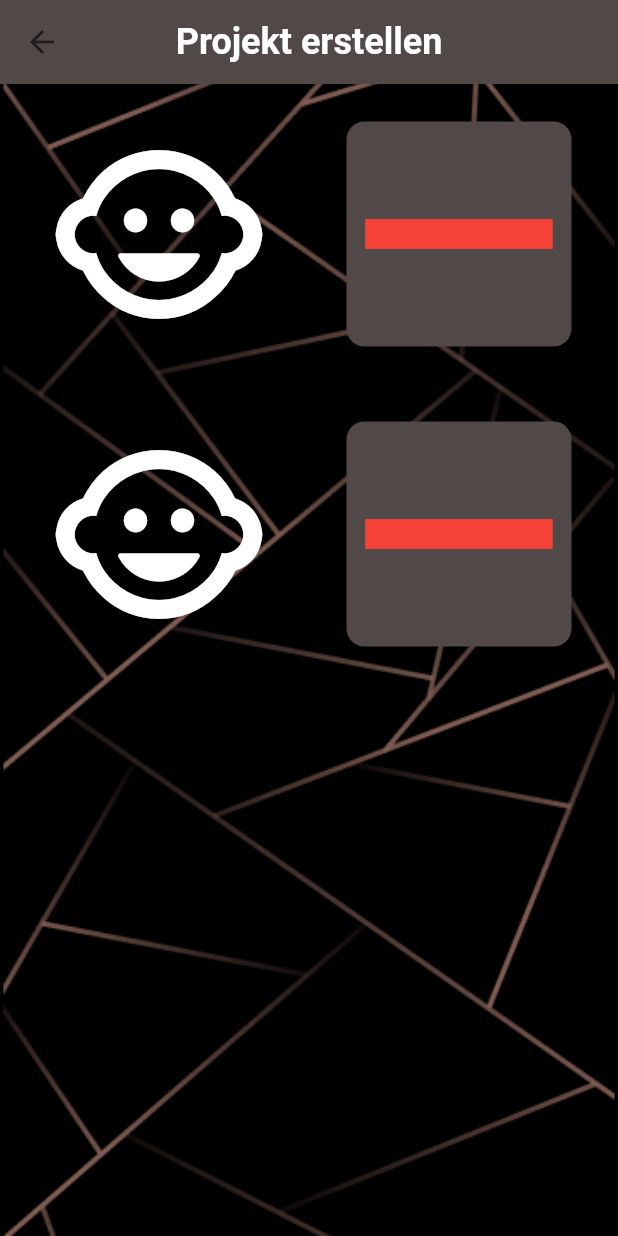
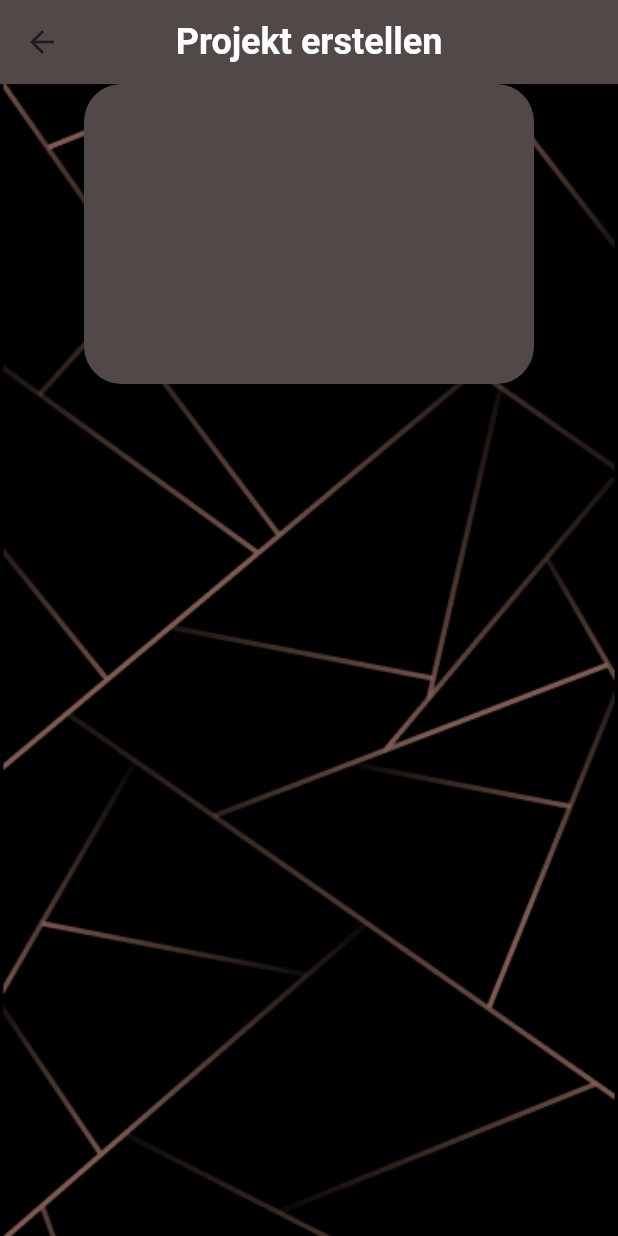
Before and after one commit to Daniel160879/Zeiterfassung-App, a Flutter app: the CreateProjectScreen screen opened directly, on a phone screen of 412 x 824 dp. Run offline on Flutter 3.47's test engine with Material 3 defaults, Android fonts, the phone set to English and light mode, and no system bars; our stand-ins replace table_calendar.

Commit message:
"klappt immer besser mit max seiner technik"

```diff
--- a/lib/screens/Projekt anlegen/ItemModel/create_project_itme.dart
+++ b/lib/screens/Projekt anlegen/ItemModel/create_project_itme.dart
@@ -15,41 +15,21 @@ class CreateProjectItem extends StatelessWidget {
         borderRadius: BorderRadius.circular(35),
         color: null,
       ),
-      child: Row(
-        mainAxisAlignment: MainAxisAlignment.spaceBetween,
-        children: [
-          const Placeholder(
-            color: Color.fromARGB(0, 80, 73, 72),
-            child: Icon(
-              Icons.child_care_rounded,
-              color: Colors.white,
-              size: 150,
+      child: Center(
+        child: Column(
+          children: [
+            Container(
+              height: 200,
+              width: 300,
+              decoration: const BoxDecoration(
+                color: Color.fromARGB(255, 80, 73, 72),
+                borderRadius: BorderRadius.all(
+                  Radius.circular(25),
+                ),
+              ),
             ),
-          ),
-          Container(
-            height: 150,
-            width: 150,
-            decoration: BoxDecoration(
-              color: const Color.fromARGB(255, 80, 73, 72),
-              borderRadius: BorderRadius.circular(12),
-            ),
-            child: Column(
-              mainAxisAlignment: MainAxisAlignment.spaceEvenly,
-              children: [
-                Row(
-                  mainAxisAlignment: MainAxisAlignment.spaceEvenly,
-                  children: [
-                    Container(
-                      height: 20,
-                      width: 125,
-                      color: Colors.red,
-                    ),
-                  ],
-                ),
-              ],
-            ),
-          )
-        ],
+          ],
+        ),
       ),
     );
   }
--- a/lib/screens/Projekt anlegen/Repository/create_project_repository.dart
+++ b/lib/screens/Projekt anlegen/Repository/create_project_repository.dart
@@ -7,6 +7,5 @@ class CreateProjectRepository {
 }
 
 final List<CreateProject> createProjectMock = [
-  CreateProject(title: 'qweqw', discription: 'werwerwe', projectTime: '3,00'),
-  CreateProject(title: 'qweqw', discription: 'werwerwe', projectTime: '3,00'),
+  CreateProject(title: 'Geländerbau', discription: 'werwerwe', projectTime: '3,00'),
 ];
--- a/lib/screens/Projekt anlegen/create_project_screen.dart
+++ b/lib/screens/Projekt anlegen/create_project_screen.dart
@@ -26,16 +26,16 @@ class CreateProjectScreen extends StatelessWidget {
           decoration: const BoxDecoration(
             image: DecorationImage(image: AssetImage('assets/background/background.png'), fit: BoxFit.cover),
           ),
-          child: ListView(scrollDirection: Axis.vertical, children: [
-            Center(
-              child: Column(mainAxisAlignment: MainAxisAlignment.spaceEvenly, children: [
+          child: Center(
+            child: ListView(scrollDirection: Axis.vertical, children: [
+              Column(mainAxisAlignment: MainAxisAlignment.spaceEvenly, children: [
                 for (final createProject in createProjects)
                   CreateProjectItem(
                     createProject: createProject,
                   )
               ]),
-            ),
-          ]),
+            ]),
+          ),
         ));
   }
 }
--- a/lib/screens/Zeiterfassung/ProjectScreen/Repository/project_repository.dart
+++ b/lib/screens/Zeiterfassung/ProjectScreen/Repository/project_repository.dart
@@ -17,11 +17,7 @@ final List<Project> projectMock = [
     color: const Color.fromARGB(255, 80, 73, 72),
   ),
   Project(
-    title: 'Brückenbau',
-    color: const Color.fromARGB(255, 80, 73, 72),
-  ),
-  Project(
-    title: 'Treppenbau',
+    title: 'Geställe',
     color: const Color.fromARGB(255, 80, 73, 72),
   ),
   Project(
--- a/lib/screens/Zeiterfassung/ProjectScreen/project_screen.dart
+++ b/lib/screens/Zeiterfassung/ProjectScreen/project_screen.dart
@@ -12,9 +12,7 @@ class ChooseProjectScreen extends StatefulWidget {
 
 class _ChooseProjectScreenState extends State<ChooseProjectScreen> {
   final projects = ProjectRepository().getProject();
-
   final List<Project> projectList = [];
-
   final List projectItem = [];
 
   @override
```
Also changed, not shown: lib/screens/Home + StartScreen/home_screen.dart (+8 -0 lines), lib/screens/Mitarbeiter/Data/employers.dart (added, +7 -0 lines), lib/screens/Mitarbeiter/ItemModel/employers_item.dart (added, +65 -0 lines), lib/screens/Mitarbeiter/Repository/employers_repository.dart (added, +14 -0 lines), lib/screens/Mitarbeiter/employers.dart (added, +37 -0 lines).
